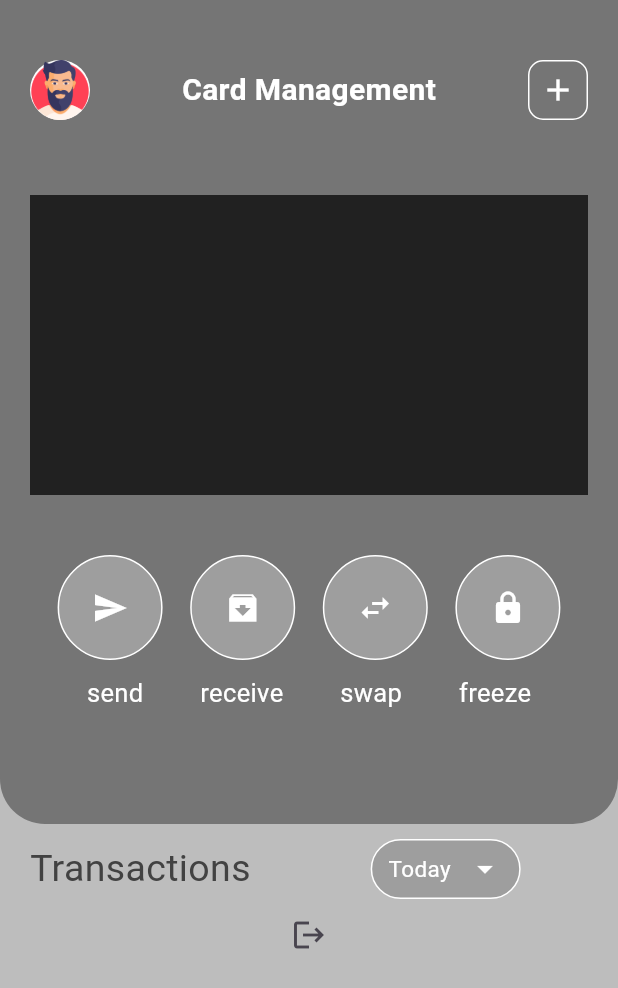
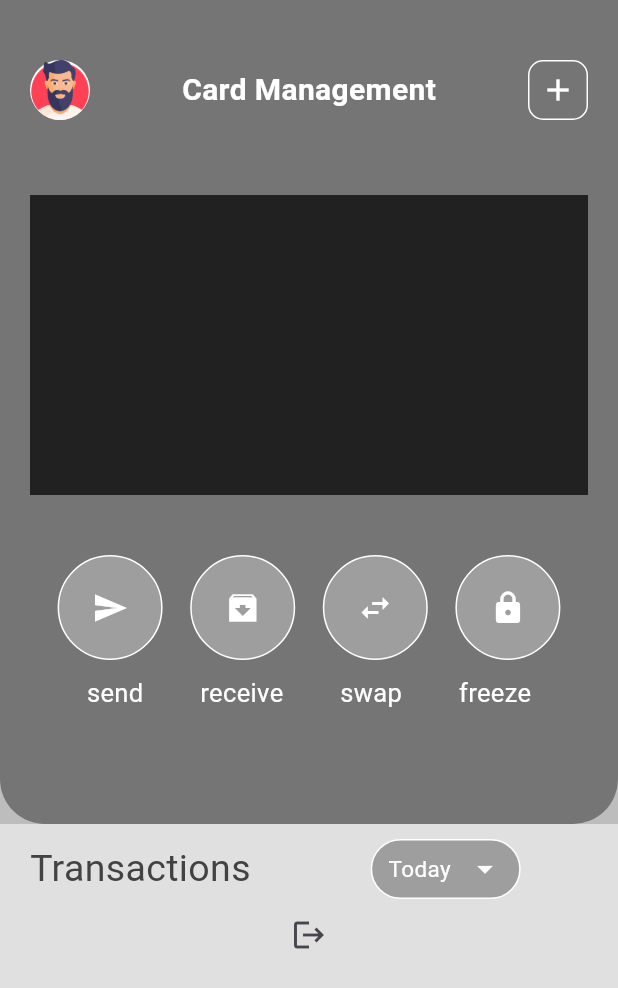
Before and after one commit to WillyOB45/flutter-tute-with-firebase, a Flutter app: the homepage screen opened directly, on a phone screen of 412 x 824 dp. Shown: the top 988 px of the screen. Run offline on Flutter 3.47's test engine with Material 3 defaults, Android fonts, the light colour scheme and no system bars; our stand-ins replace firebase_auth, firebase_core; accounts and stored records are empty.

Commit message:
background color change

```diff
--- a/lib/main.dart
+++ b/lib/main.dart
@@ -11,7 +11,7 @@ void main() async {
   WidgetsFlutterBinding.ensureInitialized();
   await Firebase.initializeApp(options: DefaultFirebaseOptions.currentPlatform);
   SystemChrome.setSystemUIOverlayStyle(
-      const SystemUiOverlayStyle(statusBarColor: Colors.grey));
+      const SystemUiOverlayStyle(statusBarColor: Colors.transparent));
 
   runApp(const MyApp());
 }
@@ -23,7 +23,7 @@ class MyApp extends StatelessWidget {
   Widget build(BuildContext context) {
     return const MaterialApp(
       debugShowCheckedModeBanner: false,
-      home: homepage(),
+      home: loginorRegister(),
     );
   }
 }
--- a/lib/pages/homepage.dart
+++ b/lib/pages/homepage.dart
@@ -169,7 +169,7 @@ class _homepageState extends State<homepage> {
           ),
           Expanded(
               child: Container(
-            color: Colors.grey.shade400,
+            color: Colors.grey.shade300,
             child: Column(
               children: [
                 const SizedBox(
```
